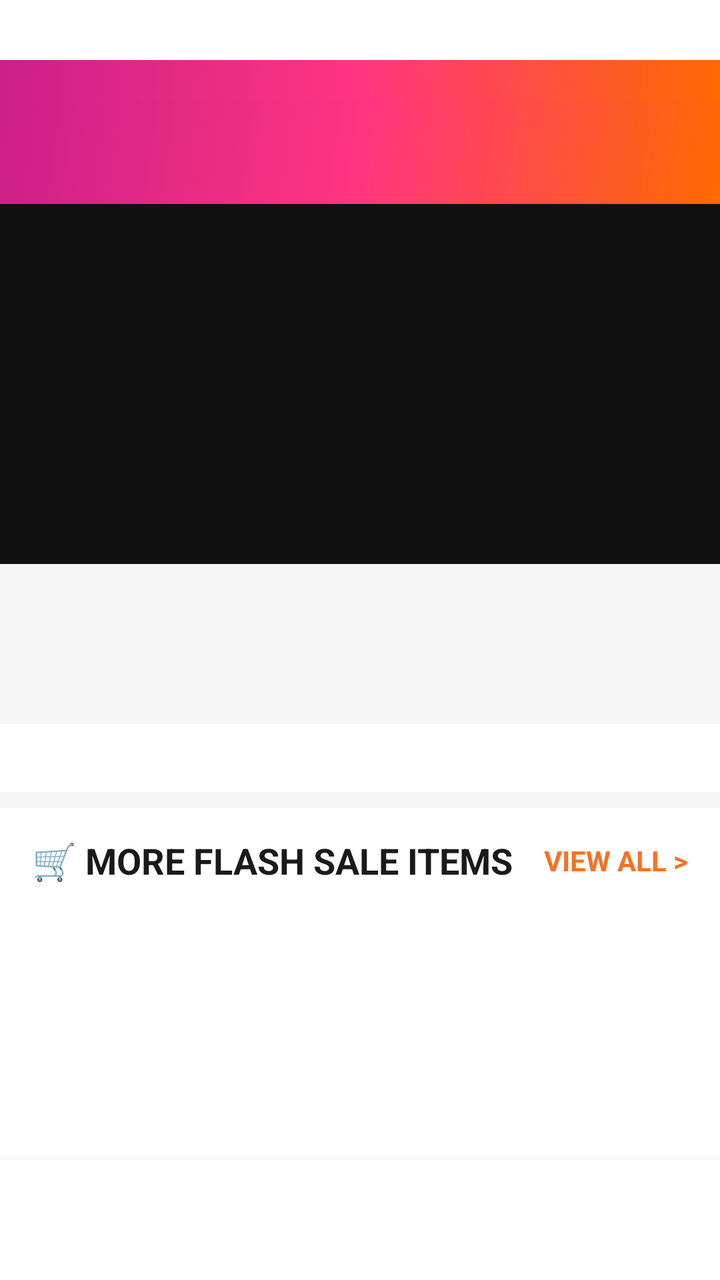
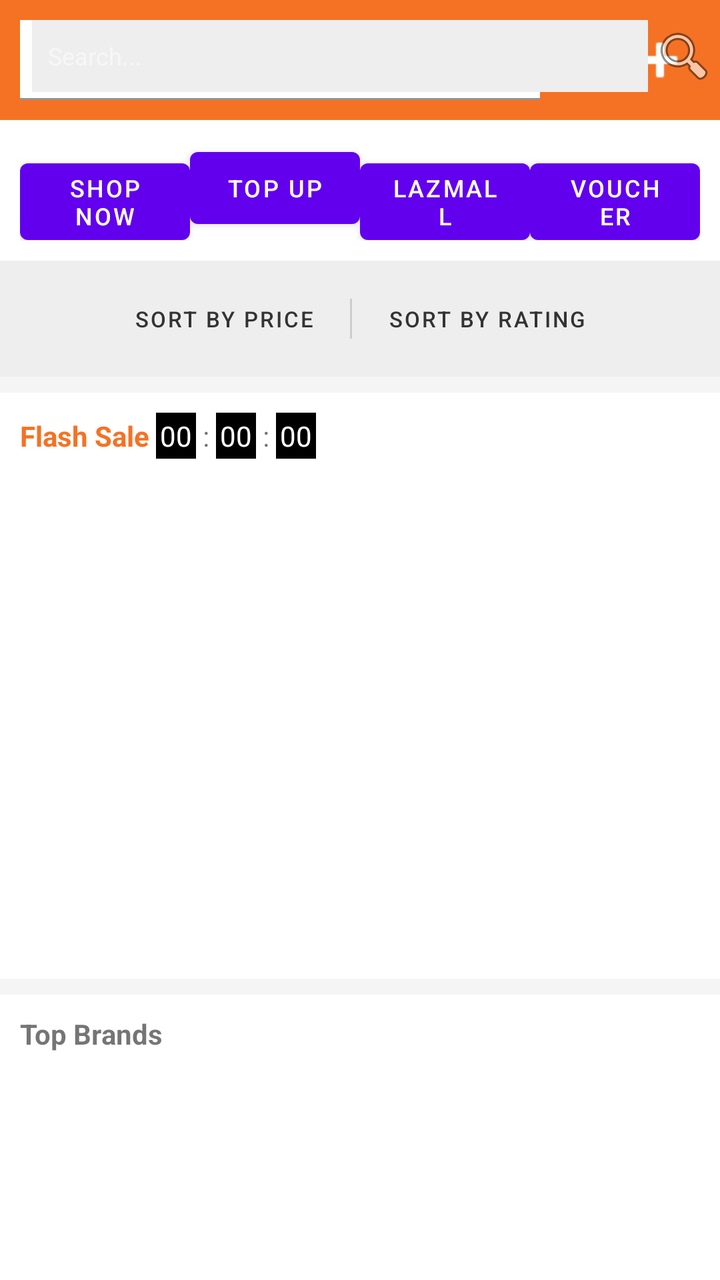

Compare the two renders of this Android layout. The source of the first and the diff that turns it into the second are given below.
<!-- AndroidManifest.xml: application theme Theme.MaterialComponents.DayNight.NoActionBar -->
<!-- res/layout/dashboard.xml -->
<?xml version="1.0" encoding="utf-8"?>
<androidx.coordinatorlayout.widget.CoordinatorLayout
    xmlns:android="http://schemas.android.com/apk/res/android"
    xmlns:app="http://schemas.android.com/apk/res-auto"
    android:layout_width="match_parent"
    android:layout_height="match_parent"
    android:background="#F5F5F5">

    
    <com.google.android.material.appbar.AppBarLayout
        android:id="@+id/appBarLayout"
        android:layout_width="match_parent"
        android:layout_height="wrap_content"
        android:fitsSystemWindows="true"
        app:liftOnScroll="true"
        app:liftOnScrollColor="#F57224"
        android:theme="@style/ThemeOverlay.MaterialComponents.Dark.ActionBar">

        <com.google.android.material.appbar.CollapsingToolbarLayout
            android:id="@+id/collapsingToolbar"
            android:layout_width="match_parent"
            android:layout_height="wrap_content"
            app:layout_scrollFlags="scroll|enterAlways|snap"
            app:titleEnabled="false">

            
            <LinearLayout
                android:layout_width="match_parent"
                android:layout_height="wrap_content"
                android:orientation="vertical"
                app:layout_collapseMode="parallax">

                
                <LinearLayout android:id="@+id/promoStrip" android:layout_width="match_parent" android:layout_height="30dp" android:background="#FFFFFF" android:orientation="horizontal" android:gravity="center_vertical" android:paddingHorizontal="12dp">
                    
                </LinearLayout>

                
                <LinearLayout android:id="@+id/headerFull" android:layout_width="match_parent" android:layout_height="wrap_content" android:background="@drawable/lazada_gradient_header" android:orientation="vertical" android:padding="10dp">
                    
                </LinearLayout>

            </LinearLayout>

        </com.google.android.material.appbar.CollapsingToolbarLayout>
        <androidx.appcompat.widget.Toolbar android:id="@+id/compactToolbar" android:layout_width="match_parent" android:layout_height="52dp" android:background="@drawable/lazada_gradient_header" android:paddingHorizontal="10dp" app:layout_scrollFlags="noScroll">
        </androidx.appcompat.widget.Toolbar>

    </com.google.android.material.appbar.AppBarLayout>

    
    <androidx.core.widget.NestedScrollView
        android:layout_width="match_parent"
        android:layout_height="match_parent"
        android:layout_marginBottom="60dp"
        app:layout_behavior="@string/appbar_scrolling_view_behavior">

        <LinearLayout
            android:layout_width="match_parent"
            android:layout_height="wrap_content"
            android:orientation="vertical">

            
            <FrameLayout android:layout_width="match_parent" android:layout_height="180dp" android:background="#111111">
                
            </FrameLayout>

            
            <LinearLayout android:id="@+id/btnTopUp" android:layout_width="0dp" android:layout_height="72dp" android:layout_weight="1">
                
            </LinearLayout>

            
            <LinearLayout
                android:layout_width="match_parent"
                android:layout_height="wrap_content"
                android:orientation="vertical"
                android:background="#FFFFFF"
                android:layout_marginTop="8dp"
                android:paddingTop="12dp">

                
                <LinearLayout android:layout_width="match_parent" android:layout_height="wrap_content" android:orientation="horizontal" android:gravity="center_vertical" android:paddingHorizontal="12dp" android:layout_marginBottom="10dp">
                    
                </LinearLayout>

                
                <HorizontalScrollView android:layout_width="match_parent" android:layout_height="wrap_content" android:scrollbars="none" android:paddingHorizontal="12dp" android:paddingBottom="12dp" android:clipToPadding="false">
                    <LinearLayout android:layout_width="wrap_content" android:layout_height="wrap_content" android:orientation="horizontal">
                        
                    </LinearLayout>
                </HorizontalScrollView>

            </LinearLayout>

            
            <LinearLayout
                android:layout_width="match_parent"
                android:layout_height="wrap_content"
                android:layout_marginTop="8dp"
                android:layout_marginBottom="8dp"
                android:background="#FFFFFF"
                android:orientation="vertical">

                
                <LinearLayout
                    android:layout_width="match_parent"
                    android:layout_height="wrap_content"
                    android:orientation="horizontal"
                    android:gravity="center_vertical"
                    android:paddingHorizontal="16dp"
                    android:paddingVertical="14dp">

                    <TextView
                        android:layout_width="0dp"
                        android:layout_height="wrap_content"
                        android:layout_weight="1"
                        android:text="🛒 MORE FLASH SALE ITEMS"
                        android:textColor="#1A1A1A"
                        android:textSize="18sp"
                        android:textStyle="bold" />

                    <TextView
                        android:id="@+id/tvViewAllFlashSale"
                        android:layout_width="wrap_content"
                        android:layout_height="wrap_content"
                        android:text="VIEW ALL >"
                        android:textColor="#F57224"
                        android:textSize="14sp"
                        android:textStyle="bold"
                        android:clickable="true"
                        android:focusable="true" />

                </LinearLayout>

                
                <ListView
                    android:id="@+id/listViewFlashSale"
                    android:layout_width="match_parent"
                    android:layout_height="320dp"
                    android:divider="@android:color/transparent"
                    android:dividerHeight="0dp"
                    android:scrollbars="none"
                    android:paddingHorizontal="12dp"
                    android:paddingBottom="12dp" />

            </LinearLayout>
            

            
            <LinearLayout
                android:layout_width="match_parent"
                android:layout_height="wrap_content"
                android:orientation="vertical"
                android:background="#FFFFFF"
                android:layout_marginTop="8dp"
                android:padding="12dp">

                
                <GridLayout android:layout_width="match_parent" android:layout_height="wrap_content" android:columnCount="4" android:rowCount="2">
                    
                </GridLayout>

            </LinearLayout>

            <View android:layout_width="match_parent" android:layout_height="16dp" />

        </LinearLayout>

    </androidx.core.widget.NestedScrollView>

    
    <LinearLayout android:layout_width="match_parent" android:layout_height="60dp" android:layout_gravity="bottom" android:background="#FFFFFF" android:orientation="horizontal" android:elevation="8dp">
        
    </LinearLayout>

</androidx.coordinatorlayout.widget.CoordinatorLayout>
<!-- resources referenced by this layout -->
<resources>
  <!-- drawable lazada_gradient_header (drawable) -->
  <?xml version="1.0" encoding="utf-8"?>
  <shape xmlns:android="http://schemas.android.com/apk/res/android">
      <gradient
          android:type="linear"
          android:angle="135"
          android:startColor="#FF6900"
          android:centerColor="#FF3580"
          android:endColor="#CC1F8A"/>
  </shape>
</resources>

<!-- the commit's change to res/layout/dashboard.xml (unified diff, before → after) -->
@@ -6,24 +6,21 @@
     android:layout_height="match_parent"
     android:background="#F5F5F5">
 
-    
     <com.google.android.material.appbar.AppBarLayout
         android:id="@+id/appBarLayout"
         android:layout_width="match_parent"
         android:layout_height="wrap_content"
         android:fitsSystemWindows="true"
         app:liftOnScroll="true"
-        app:liftOnScrollColor="#F57224"
         android:theme="@style/ThemeOverlay.MaterialComponents.Dark.ActionBar">
 
         <com.google.android.material.appbar.CollapsingToolbarLayout
             android:id="@+id/collapsingToolbar"
             android:layout_width="match_parent"
             android:layout_height="wrap_content"
-            app:layout_scrollFlags="scroll|enterAlways|snap"
+            app:layout_scrollFlags="scroll|exitUntilCollapsed"
             app:titleEnabled="false">
 
-            
             <LinearLayout
                 android:layout_width="match_parent"
                 android:layout_height="wrap_content"
@@ -31,43 +28,167 @@
                 app:layout_collapseMode="parallax">
 
                 
-                <LinearLayout android:id="@+id/promoStrip" android:layout_width="match_parent" android:layout_height="30dp" android:background="#FFFFFF" android:orientation="horizontal" android:gravity="center_vertical" android:paddingHorizontal="12dp">
-                    
+                <LinearLayout
+                    android:id="@+id/headerFull"
+                    android:layout_width="match_parent"
+                    android:layout_height="wrap_content"
+                    android:background="#F57224"
+                    android:orientation="horizontal"
+                    android:padding="10dp"
+                    android:gravity="center_vertical">
+
+                    <com.google.android.material.textfield.TextInputLayout
+                        android:layout_width="0dp"
+                        android:layout_height="wrap_content"
+                        android:layout_weight="1"
+                        app:hintEnabled="false">
+
+                        <com.google.android.material.textfield.TextInputEditText
+                            android:id="@+id/etSearchFull"
+                            android:layout_width="match_parent"
+                            android:layout_height="40dp"
+                            android:hint="Search Lazada"
+                            android:background="@android:color/white"
+                            android:paddingLeft="10dp"
+                            android:textSize="14sp" />
+                    </com.google.android.material.textfield.TextInputLayout>
+
+                    <ImageButton
+                        android:id="@+id/btnSearchFull"
+                        android:layout_width="40dp"
+                        android:layout_height="40dp"
+                        android:src="@android:drawable/ic_menu_search"
+                        android:background="?attr/selectableItemBackgroundBorderless" />
+
+                    <ImageButton
+                        android:id="@+id/btnCartIcon"
+                        android:layout_width="40dp"
+                        android:layout_height="40dp"
+                        android:src="@android:drawable/ic_input_add"
+                        android:background="?attr/selectableItemBackgroundBorderless"
+                        app:tint="@android:color/white" />
                 </LinearLayout>
-
-                
-                <LinearLayout android:id="@+id/headerFull" android:layout_width="match_parent" android:layout_height="wrap_content" android:background="@drawable/lazada_gradient_header" android:orientation="vertical" android:padding="10dp">
-                    
+            </LinearLayout>
+
+            
+            <androidx.appcompat.widget.Toolbar
+                android:id="@+id/compactToolbar"
+                android:layout_width="match_parent"
+                android:layout_height="?attr/actionBarSize"
+                app:layout_collapseMode="pin">
+
+                <LinearLayout
+                    android:layout_width="match_parent"
+                    android:layout_height="wrap_content"
+                    android:orientation="horizontal"
+                    android:gravity="center_vertical">
+
+                    <com.google.android.material.textfield.TextInputEditText
+                        android:id="@+id/etSearchCompact"
+                        android:layout_width="0dp"
+                        android:layout_height="36dp"
+                        android:layout_weight="1"
+                        android:hint="Search..."
+                        android:background="#EEE"
+                        android:paddingLeft="8dp"
+                        android:textSize="12sp" />
+
+                    <ImageButton
+                        android:id="@+id/btnSearchCompact"
+                        android:layout_width="36dp"
+                        android:layout_height="36dp"
+                        android:src="@android:drawable/ic_menu_search"
+                        android:background="?attr/selectableItemBackgroundBorderless" />
                 </LinearLayout>
-
-            </LinearLayout>
+            </androidx.appcompat.widget.Toolbar>
 
         </com.google.android.material.appbar.CollapsingToolbarLayout>
-        <androidx.appcompat.widget.Toolbar android:id="@+id/compactToolbar" android:layout_width="match_parent" android:layout_height="52dp" android:background="@drawable/lazada_gradient_header" android:paddingHorizontal="10dp" app:layout_scrollFlags="noScroll">
-        </androidx.appcompat.widget.Toolbar>
-
     </com.google.android.material.appbar.AppBarLayout>
 
-    
     <androidx.core.widget.NestedScrollView
         android:layout_width="match_parent"
         android:layout_height="match_parent"
-        android:layout_marginBottom="60dp"
         app:layout_behavior="@string/appbar_scrolling_view_behavior">
 
         <LinearLayout
             android:layout_width="match_parent"
             android:layout_height="wrap_content"
-            android:orientation="vertical">
-
-            
-            <FrameLayout android:layout_width="match_parent" android:layout_height="180dp" android:background="#111111">
-                
-            </FrameLayout>
-
-            
-            <LinearLayout android:id="@+id/btnTopUp" android:layout_width="0dp" android:layout_height="72dp" android:layout_weight="1">
-                
+            android:orientation="vertical"
+            android:paddingBottom="80dp">
+
+            
+            <LinearLayout
+                android:layout_width="match_parent"
+                android:layout_height="wrap_content"
+                android:background="#FFFFFF"
+                android:padding="10dp"
+                android:orientation="horizontal">
+
+                <Button
+                    android:id="@+id/btnShopNow"
+                    android:layout_width="0dp"
+                    android:layout_height="wrap_content"
+                    android:layout_weight="1"
+                    android:text="Shop Now"
+                    android:textSize="12sp" />
+
+                <Button
+                    android:id="@+id/btnTopUp"
+                    android:layout_width="0dp"
+                    android:layout_weight="1"
+                    android:layout_height="wrap_content"
+                    android:text="Top Up"
+                    android:textSize="12sp" />
+
+                <Button
+                    android:id="@+id/btnLazMall"
+                    android:layout_width="0dp"
+                    android:layout_weight="1"
+                    android:layout_height="wrap_content"
+                    android:text="LazMall"
+                    android:textSize="12sp" />
+
+                <Button
+                    android:id="@+id/btnVoucher"
+                    android:layout_width="0dp"
+                    android:layout_weight="1"
+                    android:layout_height="wrap_content"
+                    android:text="Voucher"
+                    android:textSize="12sp" />
+            </LinearLayout>
+
+            
+            <LinearLayout
+                android:layout_width="match_parent"
+                android:layout_height="wrap_content"
+                android:background="#EEEEEE"
+                android:padding="5dp"
+                android:orientation="horizontal"
+                android:gravity="center">
+
+                <Button
+                    android:id="@+id/btnSortPrice"
+                    style="@style/Widget.MaterialComponents.Button.TextButton"
+                    android:layout_width="wrap_content"
+                    android:layout_height="wrap_content"
+                    android:text="Sort by Price"
+                    android:textSize="11sp"
+                    android:textColor="#333333" />
+
+                <View
+                    android:layout_width="1dp"
+                    android:layout_height="20dp"
+                    android:background="#CCCCCC"
+                    android:layout_marginHorizontal="10dp" />
+
+                <Button
+                    android:id="@+id/btnSortRating"
+                    style="@style/Widget.MaterialComponents.Button.TextButton"
+                    android:layout_width="wrap_content"
+                    android:layout_height="wrap_content"
+                    android:text="Sort by Rating"
+                    android:textSize="11sp"
+                    android:textColor="#333333" />
             </LinearLayout>
 
             
@@ -76,76 +197,65 @@
                 android:layout_height="wrap_content"
                 android:orientation="vertical"
                 android:background="#FFFFFF"
-                android:layout_marginTop="8dp"
-                android:paddingTop="12dp">
-
-                
-                <LinearLayout android:layout_width="match_parent" android:layout_height="wrap_content" android:orientation="horizontal" android:gravity="center_vertical" android:paddingHorizontal="12dp" android:layout_marginBottom="10dp">
+                android:layout_marginTop="8dp">
+
+                <LinearLayout
+                    android:layout_width="match_parent"
+                    android:layout_height="wrap_content"
+                    android:padding="10dp"
+                    android:gravity="center_vertical">
+
+                    <TextView
+                        android:layout_width="wrap_content"
+                        android:layout_height="wrap_content"
+                        android:text="Flash Sale "
+                        android:textStyle="bold"
+                        android:textColor="#F57224" />
+
                     
+                    <TextView
+                        android:id="@+id/tvTimerHours"
+                        android:layout_width="wrap_content"
+                        android:layout_height="wrap_content"
+                        android:background="#000"
+                        android:textColor="#FFF"
+                        android:text="00"
+                        android:padding="2dp" />
+
+                    <TextView
+                        android:layout_width="wrap_content"
+                        android:layout_height="wrap_content"
+                        android:text=" : " />
+
+                    <TextView
+                        android:id="@+id/tvTimerMins"
+                        android:layout_width="wrap_content"
+                        android:layout_height="wrap_content"
+                        android:background="#000"
+                        android:textColor="#FFF"
+                        android:text="00"
+                        android:padding="2dp" />
+
+                    <TextView
+                        android:layout_width="wrap_content"
+                        android:layout_height="wrap_content"
+                        android:text=" : " />
+
+                    <TextView
+                        android:id="@+id/tvTimerSecs"
+                        android:layout_width="wrap_content"
+                        android:layout_height="wrap_content"
+                        android:background="#000"
+                        android:textColor="#FFF"
+                        android:text="00"
+                        android:padding="2dp" />
                 </LinearLayout>
 
-                
-                <HorizontalScrollView android:layout_width="match_parent" android:layout_height="wrap_content" android:scrollbars="none" android:paddingHorizontal="12dp" android:paddingBottom="12dp" android:clipToPadding="false">
-                    <LinearLayout android:layout_width="wrap_content" android:layout_height="wrap_content" android:orientation="horizontal">
-                        
-                    </LinearLayout>
-                </HorizontalScrollView>
-
-            </LinearLayout>
-
-            
-            <LinearLayout
-                android:layout_width="match_parent"
-                android:layout_height="wrap_content"
-                android:layout_marginTop="8dp"
-                android:layout_marginBottom="8dp"
-                android:background="#FFFFFF"
-                android:orientation="vertical">
-
-                
-                <LinearLayout
-                    android:layout_width="match_parent"
-                    android:layout_height="wrap_content"
-                    android:orientation="horizontal"
-                    android:gravity="center_vertical"
-                    android:paddingHorizontal="16dp"
-                    android:paddingVertical="14dp">
-
-                    <TextView
-                        android:layout_width="0dp"
-                        android:layout_height="wrap_content"
-                        android:layout_weight="1"
-                        android:text="🛒 MORE FLASH SALE ITEMS"
-                        android:textColor="#1A1A1A"
-                        android:textSize="18sp"
-                        android:textStyle="bold" />
-
-                    <TextView
-                        android:id="@+id/tvViewAllFlashSale"
-                        android:layout_width="wrap_content"
-                        android:layout_height="wrap_content"
-                        android:text="VIEW ALL >"
-                        android:textColor="#F57224"
-                        android:textSize="14sp"
-                        android:textStyle="bold"
-                        android:clickable="true"
-                        android:focusable="true" />
-
-                </LinearLayout>
-
-                
                 <ListView
                     android:id="@+id/listViewFlashSale"
                     android:layout_width="match_parent"
-                    android:layout_height="320dp"
-                    android:divider="@android:color/transparent"
-                    android:dividerHeight="0dp"
-                    android:scrollbars="none"
-                    android:paddingHorizontal="12dp"
-                    android:paddingBottom="12dp" />
-
-            </LinearLayout>
-            
+                    android:layout_height="250dp" />
+            </LinearLayout>
 
             
             <LinearLayout
@@ -153,25 +263,43 @@
                 android:layout_height="wrap_content"
                 android:orientation="vertical"
                 android:background="#FFFFFF"
-                android:layout_marginTop="8dp"
-                android:padding="12dp">
-
-                
-                <GridLayout android:layout_width="match_parent" android:layout_height="wrap_content" android:columnCount="4" android:rowCount="2">
-                    
-                </GridLayout>
-
-            </LinearLayout>
-
-            <View android:layout_width="match_parent" android:layout_height="16dp" />
+                android:layout_marginTop="8dp">
+
+                <TextView
+                    android:layout_width="match_parent"
+                    android:layout_height="wrap_content"
+                    android:text="Top Brands"
+                    android:padding="10dp"
+                    android:textStyle="bold" />
+
+                <ListView
+                    android:id="@+id/listViewTopBrands"
+                    android:layout_width="match_parent"
+                    android:layout_height="200dp" />
+            </LinearLayout>
+
+            
+            <LinearLayout
+                android:layout_width="match_parent"
+                android:layout_height="wrap_content"
+                android:orientation="vertical"
+                android:background="#FFFFFF"
+                android:layout_marginTop="8dp">
+
+                <TextView
+                    android:layout_width="match_parent"
+                    android:layout_height="wrap_content"
+                    android:text="Recommended For You"
+                    android:padding="10dp"
+                    android:textStyle="bold" />
+
+                <ListView
+                    android:id="@+id/listViewRecommended"
+                    android:layout_width="match_parent"
+                    android:layout_height="400dp" />
+            </LinearLayout>
 
         </LinearLayout>
-
     </androidx.core.widget.NestedScrollView>
 
-    
-    <LinearLayout android:layout_width="match_parent" android:layout_height="60dp" android:layout_gravity="bottom" android:background="#FFFFFF" android:orientation="horizontal" android:elevation="8dp">
-        
-    </LinearLayout>
-
 </androidx.coordinatorlayout.widget.CoordinatorLayout>
<!-- resource entries referenced after the edit -->
@@ -1,14 +1,5 @@
 <!-- resources referenced by this layout -->
 <resources>
-  <!-- drawable lazada_gradient_header (drawable) -->
-  <?xml version="1.0" encoding="utf-8"?>
-  <shape xmlns:android="http://schemas.android.com/apk/res/android">
-      <gradient
-          android:type="linear"
-          android:angle="135"
-          android:startColor="#FF6900"
-          android:centerColor="#FF3580"
-          android:endColor="#CC1F8A"/>
-  </shape>
+
 </resources>
 
